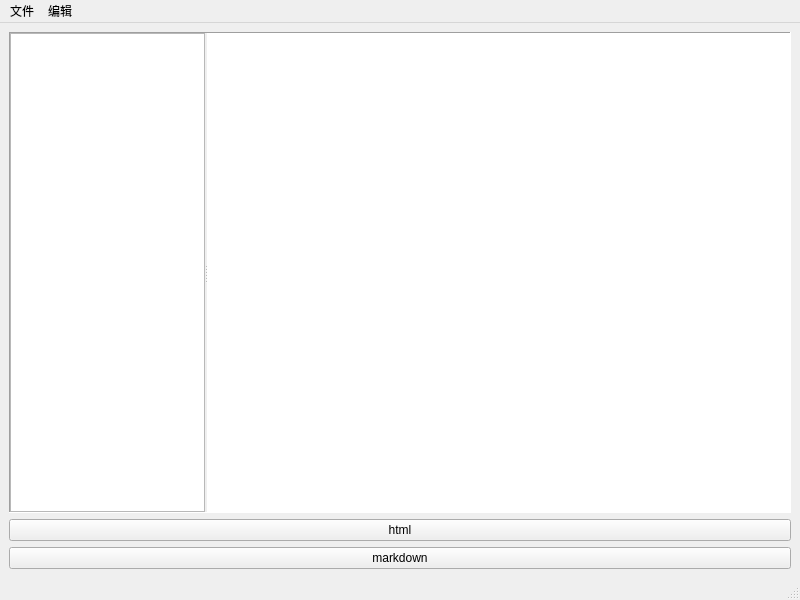
tainyuhong/pyside_machine_system, file test_Demo/doc_viewer.ui: the form before one commit.
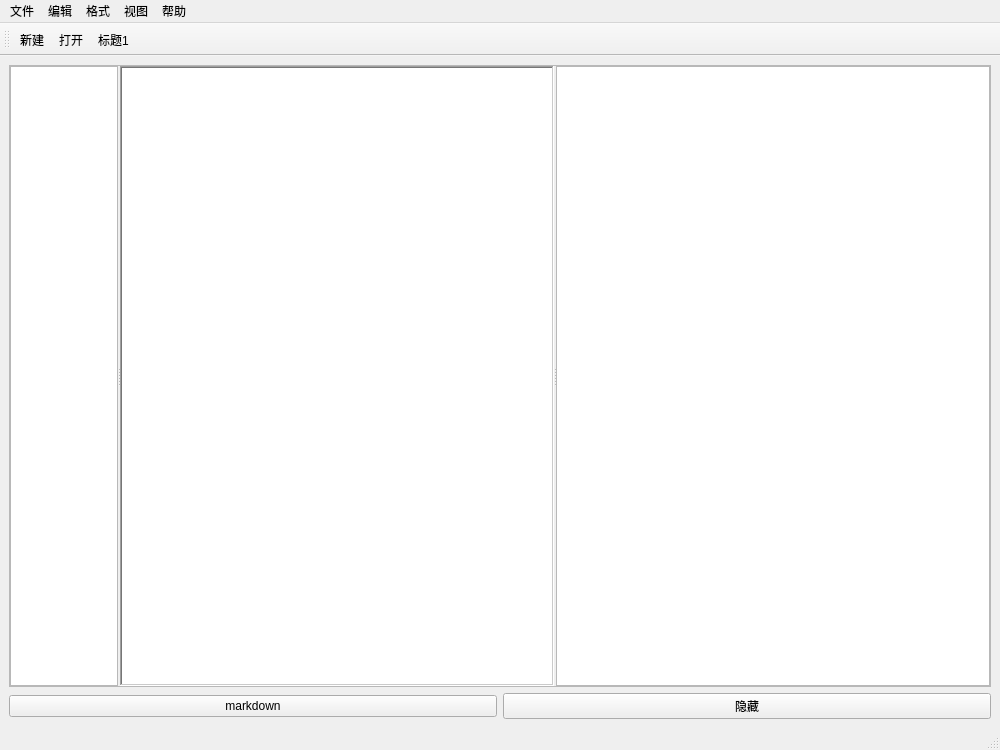
The form after the commit.

Commit message: 添加部分菜单及窗口

Diff of the .ui file:
```diff
--- a/test_Demo/doc_viewer.ui
+++ b/test_Demo/doc_viewer.ui
@@ -6,8 +6,8 @@
    <rect>
     <x>0</x>
     <y>0</y>
-    <width>800</width>
-    <height>600</height>
+    <width>1000</width>
+    <height>750</height>
    </rect>
   </property>
   <property name="windowTitle">
@@ -24,7 +24,7 @@
        </sizepolicy>
       </property>
       <property name="frameShape">
-       <enum>QFrame::Panel</enum>
+       <enum>QFrame::StyledPanel</enum>
       </property>
       <property name="frameShadow">
        <enum>QFrame::Sunken</enum>
@@ -51,36 +51,51 @@
          <verstretch>0</verstretch>
         </sizepolicy>
        </property>
+       <property name="frameShadow">
+        <enum>QFrame::Raised</enum>
+       </property>
       </widget>
       <widget class="QTextEdit" name="textEdit">
        <property name="sizePolicy">
         <sizepolicy hsizetype="Expanding" vsizetype="Expanding">
-         <horstretch>3</horstretch>
+         <horstretch>4</horstretch>
          <verstretch>0</verstretch>
         </sizepolicy>
        </property>
        <property name="frameShape">
-        <enum>QFrame::NoFrame</enum>
+        <enum>QFrame::WinPanel</enum>
        </property>
        <property name="frameShadow">
-        <enum>QFrame::Plain</enum>
+        <enum>QFrame::Sunken</enum>
        </property>
       </widget>
+      <widget class="QTextBrowser" name="display_text">
+       <property name="sizePolicy">
+        <sizepolicy hsizetype="Expanding" vsizetype="Expanding">
+         <horstretch>4</horstretch>
+         <verstretch>0</verstretch>
+        </sizepolicy>
+       </property>
+      </widget>
      </widget>
     </item>
     <item>
-     <widget class="QPushButton" name="html_btn">
-      <property name="text">
-       <string>html</string>
-      </property>
-     </widget>
-    </item>
-    <item>
-     <widget class="QPushButton" name="pushButton">
-      <property name="text">
-       <string>markdown</string>
-      </property>
-     </widget>
+     <layout class="QHBoxLayout" name="horizontalLayout">
+      <item>
+       <widget class="QPushButton" name="pushButton">
+        <property name="text">
+         <string>markdown</string>
+        </property>
+       </widget>
+      </item>
+      <item>
+       <widget class="QPushButton" name="html_btn">
+        <property name="text">
+         <string>隐藏</string>
+        </property>
+       </widget>
+      </item>
+     </layout>
     </item>
    </layout>
   </widget>
@@ -89,34 +104,90 @@
     <rect>
      <x>0</x>
      <y>0</y>
-     <width>800</width>
+     <width>1000</width>
      <height>22</height>
     </rect>
    </property>
-   <widget class="QMenu" name="menu">
+   <widget class="QMenu" name="menu_file">
     <property name="title">
      <string>文件</string>
     </property>
     <addaction name="actionnew"/>
     <addaction name="actionopen"/>
    </widget>
-   <widget class="QMenu" name="menu_2">
+   <widget class="QMenu" name="menu_format">
+    <property name="title">
+     <string>格式</string>
+    </property>
+    <addaction name="action_title1"/>
+   </widget>
+   <widget class="QMenu" name="menu_help">
+    <property name="title">
+     <string>帮助</string>
+    </property>
+   </widget>
+   <widget class="QMenu" name="menu_edit">
     <property name="title">
      <string>编辑</string>
     </property>
    </widget>
+   <widget class="QMenu" name="menu">
+    <property name="title">
+     <string>视图</string>
+    </property>
+    <addaction name="action_hide"/>
+    <addaction name="action_display"/>
+    <addaction name="action_full"/>
+   </widget>
+   <addaction name="menu_file"/>
+   <addaction name="menu_edit"/>
+   <addaction name="menu_format"/>
    <addaction name="menu"/>
-   <addaction name="menu_2"/>
+   <addaction name="menu_help"/>
   </widget>
   <widget class="QStatusBar" name="statusbar"/>
+  <widget class="QToolBar" name="toolBar">
+   <property name="windowTitle">
+    <string>toolBar</string>
+   </property>
+   <attribute name="toolBarArea">
+    <enum>TopToolBarArea</enum>
+   </attribute>
+   <attribute name="toolBarBreak">
+    <bool>false</bool>
+   </attribute>
+   <addaction name="actionnew"/>
+   <addaction name="actionopen"/>
+   <addaction name="action_title1"/>
+  </widget>
   <action name="actionnew">
    <property name="text">
-    <string>new</string>
+    <string>新建</string>
    </property>
   </action>
   <action name="actionopen">
    <property name="text">
-    <string>open</string>
+    <string>打开</string>
+   </property>
+  </action>
+  <action name="action_title1">
+   <property name="text">
+    <string>标题1</string>
+   </property>
+  </action>
+  <action name="action_hide">
+   <property name="text">
+    <string>隐藏列表</string>
+   </property>
+  </action>
+  <action name="action_display">
+   <property name="text">
+    <string>显示列表</string>
+   </property>
+  </action>
+  <action name="action_full">
+   <property name="text">
+    <string>全屏预览</string>
    </property>
   </action>
  </widget>
```
Left out of the diff: 8 changed lines with no effect on the pictures. The commit also changes 2 other files.
